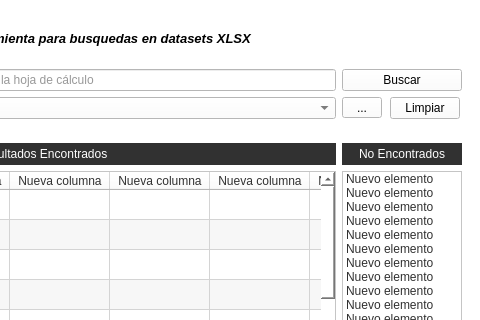
Above: .ui/mainwindow.ui from gonzaloaxx/xlsx-tool before the change; both pictures show x 270 to 750 and y 0 to 320 of the 750 by 500 pixel window. Below: the same form after it.
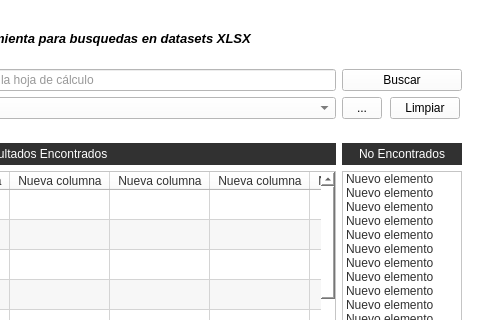
That is the form after the change.

Commit message: correccion tamaño widgets de busqueda

Patch:
```diff
--- a/.ui/mainwindow.ui
+++ b/.ui/mainwindow.ui
@@ -549,7 +549,7 @@
          <property name="maximumSize">
           <size>
            <width>40</width>
-           <height>16777215</height>
+           <height>40</height>
           </size>
          </property>
          <property name="text">
```
Left out of the diff: 16 changed lines with no effect on the pictures. The commit also changes 2 other files.
